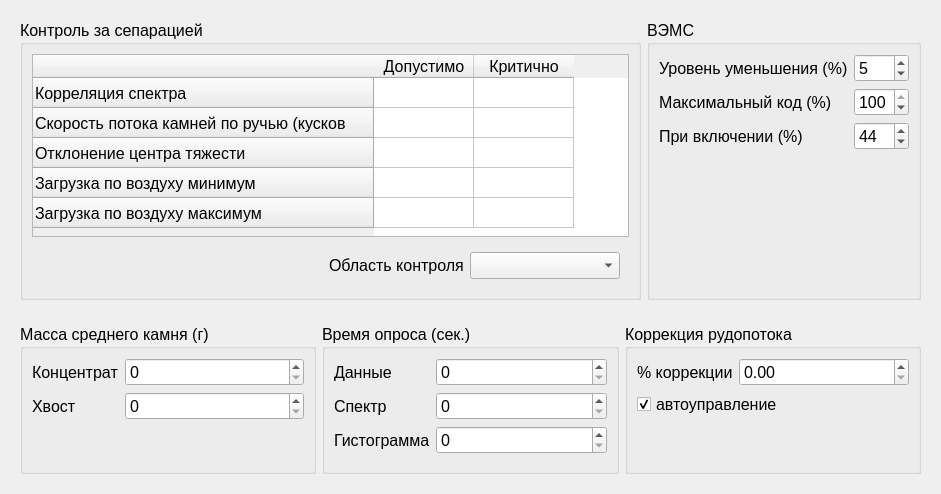
Qt form sprsettingscontrolwidget.ui (longway34/SeparaterQt2) before a commit.
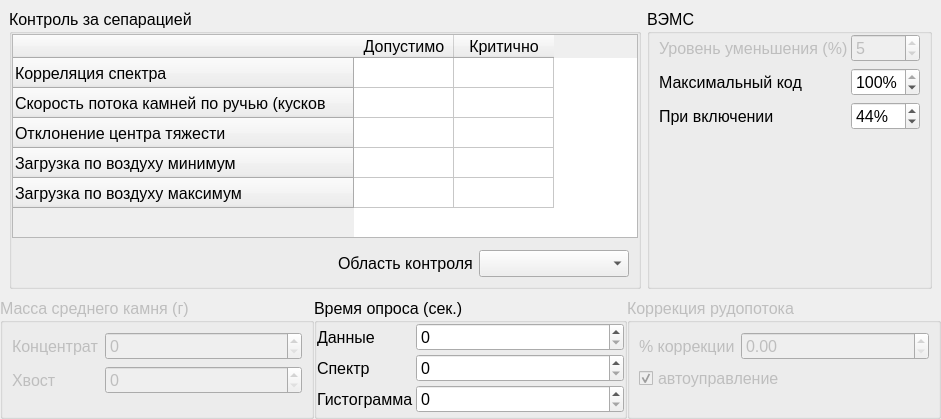
The same form after that commit.

```diff
--- a/sprsettingscontrolwidget.ui
+++ b/sprsettingscontrolwidget.ui
@@ -7,7 +7,7 @@
     <x>0</x>
     <y>0</y>
     <width>941</width>
-    <height>494</height>
+    <height>412</height>
    </rect>
   </property>
   <property name="font">
@@ -20,6 +20,21 @@
    <string>Form</string>
   </property>
   <layout class="QVBoxLayout" name="verticalLayout_2">
+   <property name="spacing">
+    <number>0</number>
+   </property>
+   <property name="leftMargin">
+    <number>0</number>
+   </property>
+   <property name="topMargin">
+    <number>0</number>
+   </property>
+   <property name="rightMargin">
+    <number>0</number>
+   </property>
+   <property name="bottomMargin">
+    <number>0</number>
+   </property>
    <item>
     <widget class="QWidget" name="widget_3" native="true">
      <layout class="QHBoxLayout" name="horizontalLayout_3">
@@ -35,6 +50,21 @@
          <string>Контроль за сепарацией</string>
         </property>
         <layout class="QVBoxLayout" name="verticalLayout">
+         <property name="spacing">
+          <number>3</number>
+         </property>
+         <property name="leftMargin">
+          <number>0</number>
+         </property>
+         <property name="topMargin">
+          <number>0</number>
+         </property>
+         <property name="rightMargin">
+          <number>0</number>
+         </property>
+         <property name="bottomMargin">
+          <number>0</number>
+         </property>
          <item>
           <widget class="QTableWidget" name="tControl">
            <property name="font">
@@ -133,8 +163,26 @@
          <string>ВЭМС</string>
         </property>
         <layout class="QFormLayout" name="formLayout_4">
+         <property name="horizontalSpacing">
+          <number>3</number>
+         </property>
+         <property name="leftMargin">
+          <number>9</number>
+         </property>
+         <property name="topMargin">
+          <number>0</number>
+         </property>
+         <property name="rightMargin">
+          <number>9</number>
+         </property>
+         <property name="bottomMargin">
+          <number>0</number>
+         </property>
          <item row="0" column="0">
           <widget class="QLabel" name="label_8">
+           <property name="enabled">
+            <bool>false</bool>
+           </property>
            <property name="text">
             <string>Уровень уменьшения (%)</string>
            </property>
@@ -142,6 +190,9 @@
          </item>
          <item row="0" column="1">
           <widget class="QDoubleSpinBox" name="leVEMSLess">
+           <property name="enabled">
+            <bool>false</bool>
+           </property>
            <property name="decimals">
             <number>0</number>
            </property>
@@ -156,7 +207,7 @@
          <item row="2" column="0">
           <widget class="QLabel" name="label_9">
            <property name="text">
-            <string>Максимальный код (%)</string>
+            <string>Максимальный код</string>
            </property>
            <property name="wordWrap">
             <bool>false</bool>
@@ -165,6 +216,9 @@
          </item>
          <item row="2" column="1">
           <widget class="QDoubleSpinBox" name="leVEMSMaxCode">
+           <property name="suffix">
+            <string>%</string>
+           </property>
            <property name="decimals">
             <number>0</number>
            </property>
@@ -182,12 +236,15 @@
          <item row="3" column="0">
           <widget class="QLabel" name="label_10">
            <property name="text">
-            <string>При включении (%)</string>
+            <string>При включении</string>
            </property>
           </widget>
          </item>
          <item row="3" column="1">
           <widget class="QDoubleSpinBox" name="leVEMSBegin">
+           <property name="suffix">
+            <string>%</string>
+           </property>
            <property name="decimals">
             <number>0</number>
            </property>
@@ -211,8 +268,26 @@
    <item>
     <widget class="QWidget" name="widget_2" native="true">
      <layout class="QHBoxLayout" name="horizontalLayout_2">
+      <property name="spacing">
+       <number>0</number>
+      </property>
+      <property name="leftMargin">
+       <number>0</number>
+      </property>
+      <property name="topMargin">
+       <number>0</number>
+      </property>
+      <property name="rightMargin">
+       <number>0</number>
+      </property>
+      <property name="bottomMargin">
+       <number>0</number>
+      </property>
       <item>
        <widget class="QGroupBox" name="groupBox_2">
+        <property name="enabled">
+         <bool>false</bool>
+        </property>
         <property name="title">
          <string>Масса среднего камня (г)</string>
         </property>
@@ -267,6 +342,24 @@
          <string>Время опроса (сек.)</string>
         </property>
         <layout class="QFormLayout" name="formLayout_2">
+         <property name="horizontalSpacing">
+          <number>3</number>
+         </property>
+         <property name="verticalSpacing">
+          <number>3</number>
+         </property>
+         <property name="leftMargin">
+          <number>0</number>
+         </property>
+         <property name="topMargin">
+          <number>0</number>
+         </property>
+         <property name="rightMargin">
+          <number>0</number>
+         </property>
+         <property name="bottomMargin">
+          <number>0</number>
+         </property>
          <item row="0" column="0">
           <widget class="QLabel" name="label_4">
            <property name="text">
@@ -327,6 +420,9 @@
       </item>
       <item>
        <widget class="QGroupBox" name="groupBox_4">
+        <property name="enabled">
+         <bool>false</bool>
+        </property>
         <property name="title">
          <string>Коррекция рудопотока</string>
         </property>
```
